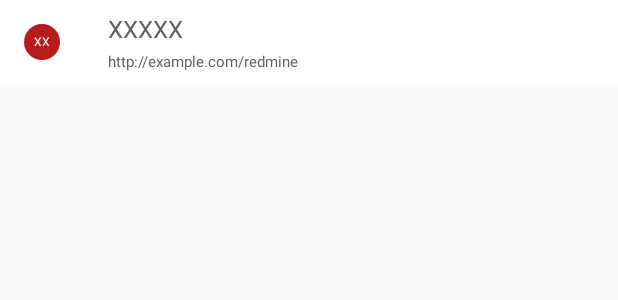
After one commit to o-mr/RedmineSweeper, an Android app: the layout account_list_item.xml on its own in the app's theme, with its tools: preview values and no code run, on a phone screen of 412 x 824 dp. The commit adds this screen. Shown: the top 300 px of the screen. Run offline under Robolectric (Android 15) with nearby library versions, the phone set to English and light mode, and no system bars.

Commit message:
アカウント管理機能実装中

```diff
--- a/app/src/main/java/com/kz/redminesweeper/bean/Account.java
+++ b/app/src/main/java/com/kz/redminesweeper/account/Account.java
@@ -1,4 +1,6 @@
-package com.kz.redminesweeper.bean;
+package com.kz.redminesweeper.account;
+
+import com.kz.redminesweeper.bean.User;
 
 import org.androidannotations.annotations.EBean;
 
--- a/app/src/main/java/com/kz/redminesweeper/fragment/IssueListFragment.java
+++ b/app/src/main/java/com/kz/redminesweeper/fragment/IssueListFragment.java
@@ -117,7 +117,6 @@ public class IssueListFragment extends Fragment implements AdapterView.OnItemCli
 
     @Override
     public void onScrollStateChanged(AbsListView view, int scrollState) {
-        Log.e(getClass().getName(), new Throwable().getStackTrace()[0].getMethodName());
     }
 
     @Override
--- a/app/src/main/java/com/kz/redminesweeper/prefs/RmSPrefs.java
+++ b/app/src/main/java/com/kz/redminesweeper/prefs/SharedPreferences.java
@@ -1,13 +1,10 @@
 package com.kz.redminesweeper.prefs;
 
-import com.kz.redminesweeper.bean.Account;
-
-import org.androidannotations.annotations.EBean;
 import org.androidannotations.annotations.sharedpreferences.DefaultString;
 import org.androidannotations.annotations.sharedpreferences.SharedPref;
 
 @SharedPref(SharedPref.Scope.UNIQUE)
-public interface RmSPrefs {
+public interface SharedPreferences {
 
     @DefaultString("")
     String getAccountsJson();
--- a/app/src/main/java/com/kz/redminesweeper/rest/RedmineAuthInterceptor.java
+++ b/app/src/main/java/com/kz/redminesweeper/rest/RedmineAuthInterceptor.java
@@ -1,6 +1,6 @@
 package com.kz.redminesweeper.rest;
 
-import com.kz.redminesweeper.bean.Account;
+import com.kz.redminesweeper.account.Account;
 
 import org.androidannotations.annotations.EBean;
 import org.springframework.http.HttpBasicAuthentication;
--- /dev/null
+++ b/app/src/main/res/layout/account_list_item.xml
@@ -0,0 +1,57 @@
+<?xml version="1.0" encoding="utf-8"?>
+<LinearLayout
+    xmlns:android="http://schemas.android.com/apk/res/android"
+    android:id="@+id/base_layout"
+    android:orientation="horizontal"
+    android:layout_width="match_parent"
+    android:layout_height="wrap_content"
+    android:background="?android:attr/activatedBackgroundIndicator"
+    >
+
+    <TextView
+        android:id="@+id/id_label"
+        android:layout_width="24dp"
+        android:layout_height="24dp"
+        android:layout_margin="16dp"
+        android:gravity="center"
+        android:background="@drawable/oval_label"
+        android:textSize="8dp"
+        android:textColor="@color/text_reversal"
+        android:text="XX"
+        />
+
+    <LinearLayout
+        android:orientation="vertical"
+        android:layout_width="match_parent"
+        android:layout_height="wrap_content"
+        >
+
+        <TextView
+            android:id="@+id/login_id_label"
+            android:layout_width="wrap_content"
+            android:layout_height="match_parent"
+            android:layout_marginTop="8dp"
+            android:layout_marginLeft="16dp"
+            android:textSize="16dp"
+            android:textColor="@color/text_standard"
+            android:text="XXXXX"
+            android:focusableInTouchMode="false"
+            android:focusable="false"
+            />
+
+        <TextView
+            android:id="@+id/url_label"
+            android:layout_width="wrap_content"
+            android:layout_height="match_parent"
+            android:layout_marginTop="4dp"
+            android:layout_marginLeft="16dp"
+            android:textSize="10dp"
+            android:textColor="@color/text_standard"
+            android:text="http://example.com/redmine"
+            android:focusableInTouchMode="false"
+            android:focusable="false"
+            />
+
+    </LinearLayout>
+
+</LinearLayout>
--- a/app/src/main/res/layout/filter_list_item.xml
+++ b/app/src/main/res/layout/filter_list_item.xml
@@ -25,6 +25,7 @@
         android:layout_width="match_parent"
         android:layout_height="match_parent"
         android:layout_margin="16dp"
+        android:gravity="center|left"
         android:textSize="16dp"
         android:textColor="@color/text_standard"
         android:text="XX"
--- a/app/src/main/res/values/strings.xml
+++ b/app/src/main/res/values/strings.xml
@@ -25,7 +25,7 @@
 
     <string name="account_settings_title">Redmine Account Authentication</string>
 
-    <string name="hint_url_text">URL</string>
+    <string name="hint_url_text">http://example.com/redmine</string>
 
     <string name="hint_login_id_text">Login ID</string>
 
```
Also changed, not shown: app/src/main/java/com/kz/redminesweeper/AccountSettingsActivity.java (+25 -18 lines), app/src/main/java/com/kz/redminesweeper/MainActivity.java (+4 -5 lines), app/src/main/java/com/kz/redminesweeper/RmSApplication.java (+13 -57 lines), app/src/main/java/com/kz/redminesweeper/account/AccountManager.java (added, +84 -0 lines), app/src/main/java/com/kz/redminesweeper/adapter/AccountListAdapter.java (added, +33 -0 lines), app/src/main/java/com/kz/redminesweeper/fragment/NavigationFragment.java (+61 -57 lines), app/src/main/java/com/kz/redminesweeper/view/AccountListItem.java (added, +45 -0 lines), app/src/main/java/com/kz/redminesweeper/view/AccountView.java (renamed from app/src/main/java/com/kz/redminesweeper/view/AccountNavigation.java, +13 -4 lines), app/src/main/java/com/kz/redminesweeper/view/FilterListItem.java (+9 -0 lines), app/src/main/java/com/kz/redminesweeper/view/IssueListItem.java (+9 -0 lines), app/src/main/res/layout/fragment_navigation.xml (+29 -0 lines), app/src/main/res/layout/account_view.xml (renamed from app/src/main/res/layout/account_nagivation.xml), app/src/main/res/layout/issue_list_item.xml (indentation only), 1 other file.
